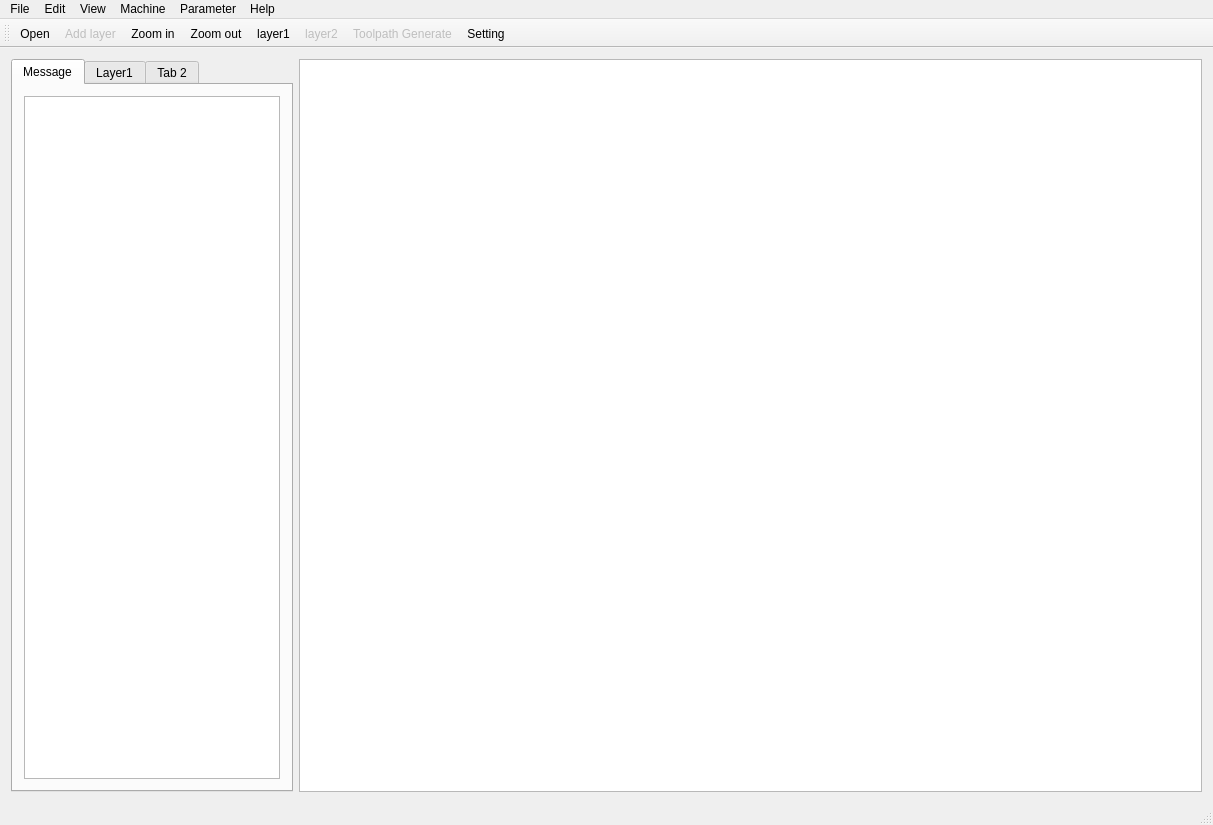
Qt form res/mainwindow.ui (computergeek1507/GerberCAM) before a commit.
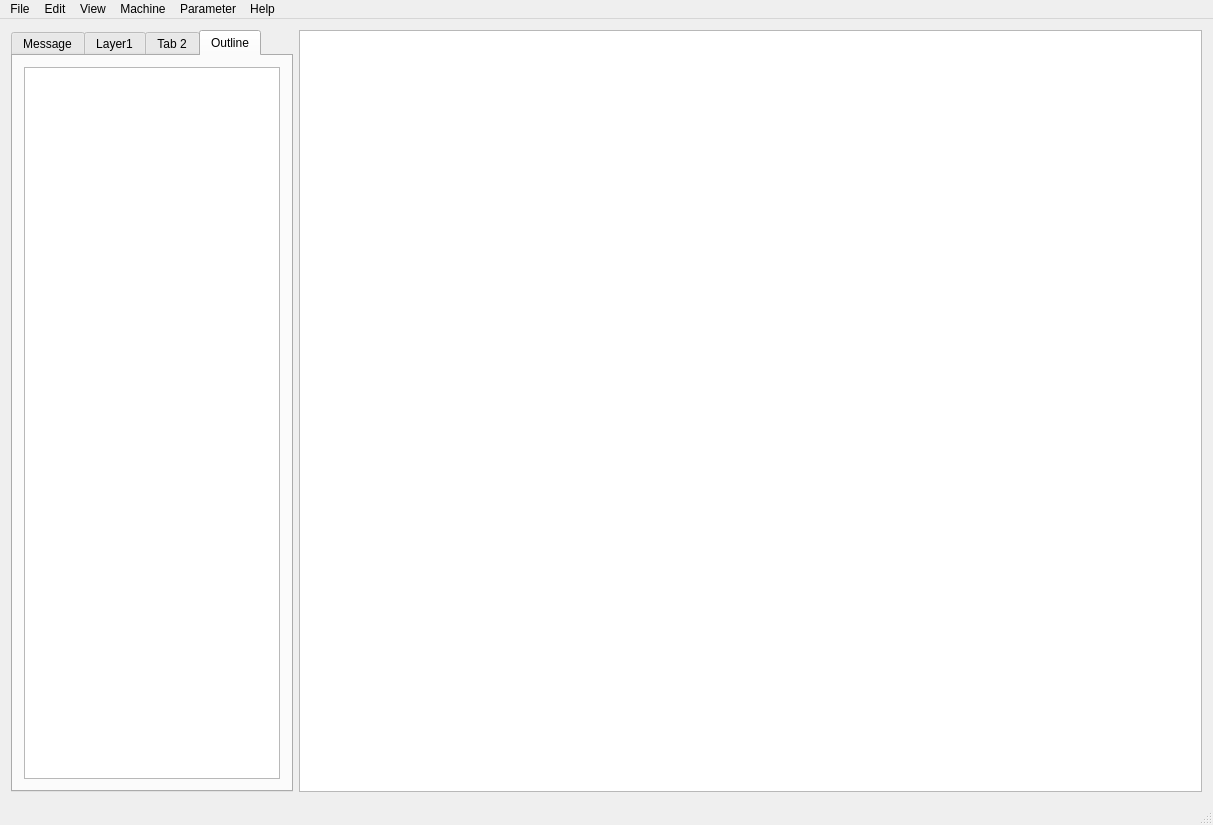
The same form after that commit. The open tabs and pages were chosen to show the change.

Commit message: working on tool selection

```diff
--- a/res/mainwindow.ui
+++ b/res/mainwindow.ui
@@ -69,6 +69,16 @@
         </item>
        </layout>
       </widget>
+      <widget class="QWidget" name="tabOutline">
+       <attribute name="title">
+        <string>Outline</string>
+       </attribute>
+       <layout class="QGridLayout" name="gridLayout_4">
+        <item row="0" column="0">
+         <widget class="QTextBrowser" name="outlineBrowser"/>
+        </item>
+       </layout>
+      </widget>
      </widget>
     </item>
     <item>
@@ -136,26 +146,10 @@
    <addaction name="menuParameter"/>
    <addaction name="menuHelp"/>
   </widget>
-  <widget class="QToolBar" name="mainToolBar">
-   <attribute name="toolBarArea">
-    <enum>TopToolBarArea</enum>
-   </attribute>
-   <attribute name="toolBarBreak">
-    <bool>false</bool>
-   </attribute>
-   <addaction name="actionOpen"/>
-   <addaction name="actionAdd_layer"/>
-   <addaction name="actionZoom_in"/>
-   <addaction name="actionZoom_out"/>
-   <addaction name="actionLayer1"/>
-   <addaction name="actionLayer2"/>
-   <addaction name="actionToolpath_generat"/>
-   <addaction name="actionSetting"/>
-  </widget>
   <widget class="QStatusBar" name="statusBar"/>
   <action name="actionOpen">
    <property name="text">
-    <string>Open</string>
+    <string>Open Top/Bot Cu...</string>
    </property>
   </action>
   <action name="actionZoom_in">
```
Left out of the diff: 28 changed lines with no effect on the pictures. The commit also changes 13 other files.
